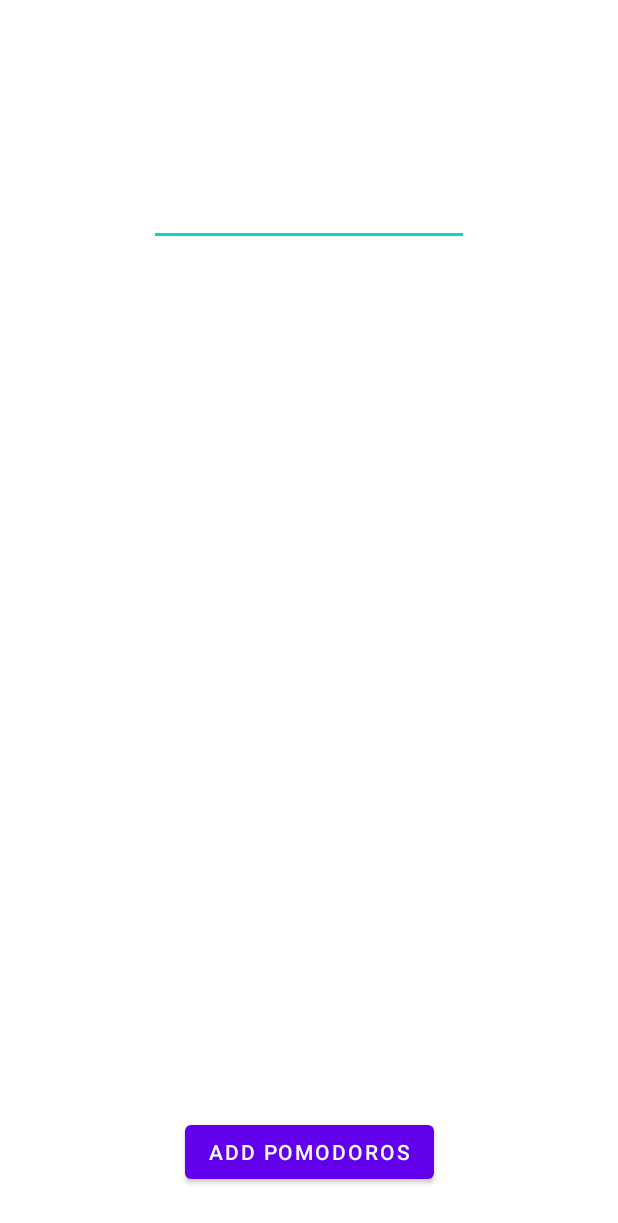
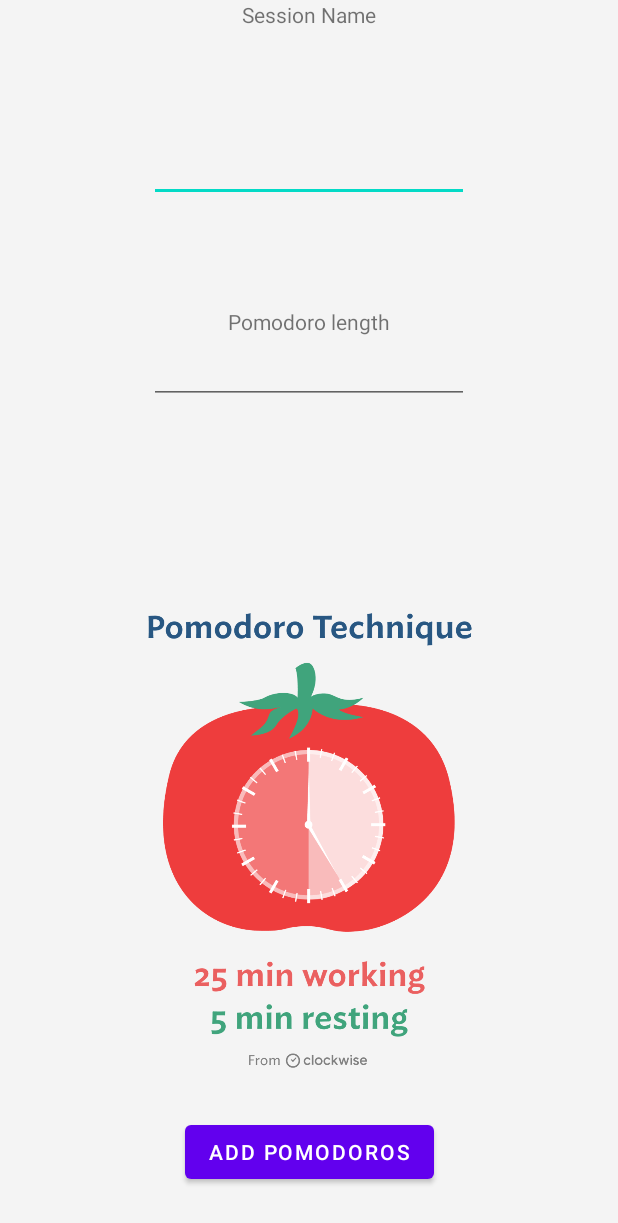
Before and after one commit to Vincmuk/MobilProgGruppe16, an Android app: the layout activity_window.xml on its own in the app's theme, with its tools: preview values and no code run, on a phone screen of 412 x 824 dp. Shown: the top 1223 px of the screen. Run offline under Robolectric (Android 15) with nearby library versions, the phone set to English and light mode, and no system bars.

Commit message:
Local .json files that save all session and load on app load.

```diff
--- a/app/build.gradle.kts
+++ b/app/build.gradle.kts
@@ -38,6 +38,7 @@ android {
     }
     buildFeatures {
         compose = true
+        viewBinding = true
     }
     composeOptions {
         kotlinCompilerExtensionVersion = "1.4.3"
@@ -69,6 +70,7 @@ dependencies {
     implementation("androidx.preference:preference-ktx:1.2.1")
     implementation("com.google.android.material:material:1.10.0")
     implementation("androidx.recyclerview:recyclerview:1.3.2")
+    implementation("androidx.legacy:legacy-support-v4:1.0.0")
     testImplementation("junit:junit:4.13.2")
     androidTestImplementation("androidx.test.ext:junit:1.1.5")
     androidTestImplementation("androidx.test.espresso:espresso-core:3.5.1")
--- a/app/src/main/java/com/example/pomodorotimer/ActivityWindow.kt
+++ b/app/src/main/java/com/example/pomodorotimer/ActivityWindow.kt
@@ -10,6 +10,7 @@ import android.widget.TextView
 class ActivityWindow() : Activity() {
     private lateinit var btn_addPoms: TextView
     private lateinit var text_pomodoroNumber: TextView
+    private lateinit var text_sessionName: TextView
 
     override fun onCreate(savedInstanceState: Bundle?) {
         super.onCreate(savedInstanceState)
@@ -18,8 +19,7 @@ class ActivityWindow() : Activity() {
 
         btn_addPoms = findViewById(R.id.addPoms)
         text_pomodoroNumber = findViewById(R.id.pomodoroNumber)
-
-        var pomsToAddValue = intent.getIntExtra("pomsToAddValue", 0)
+        text_sessionName = findViewById(R.id.sessionName)
 
         val dm = DisplayMetrics()
         windowManager.defaultDisplay.getMetrics(dm)
@@ -31,10 +31,12 @@ class ActivityWindow() : Activity() {
 
         btn_addPoms.setOnClickListener {
             val pomsToAddText = text_pomodoroNumber.text.toString()
+            val sessionName = text_sessionName.text.toString()
             if (pomsToAddText.isNotEmpty()) {
                 val pomsToAdd = pomsToAddText.toInt()
                 val resultIntent = Intent()
                 resultIntent.putExtra("updatedPomsToAddValue", pomsToAdd)
+                resultIntent.putExtra("sessionName", sessionName)
                 setResult(RESULT_OK, resultIntent)
                 finish()
             } else {
--- a/app/src/main/res/layout/activity_window.xml
+++ b/app/src/main/res/layout/activity_window.xml
@@ -1,10 +1,72 @@
 <?xml version="1.0" encoding="utf-8"?>
+
 <androidx.constraintlayout.widget.ConstraintLayout xmlns:android="http://schemas.android.com/apk/res/android"
     xmlns:app="http://schemas.android.com/apk/res-auto"
     xmlns:tools="http://schemas.android.com/tools"
+    android:id="@+id/linearLayout"
     android:layout_width="match_parent"
     android:layout_height="match_parent"
-    android:background="#FFFFFF" >
+    android:background="#F4F4F4"
+    app:layout_constraintBottom_toBottomOf="parent"
+    app:layout_constraintEnd_toEndOf="parent"
+    app:layout_constraintHorizontal_bias="0.5"
+    app:layout_constraintStart_toStartOf="parent"
+    app:layout_constraintTop_toTopOf="parent"
+    app:layout_constraintVertical_bias="0.5"
+    tools:layout_editor_absoluteX="1dp">
+
+
+    <TextView
+        android:id="@+id/textView"
+        android:layout_width="wrap_content"
+        android:layout_height="wrap_content"
+        android:text="Session Name"
+        app:layout_constraintBottom_toTopOf="@+id/editTextText"
+        app:layout_constraintEnd_toEndOf="parent"
+        app:layout_constraintStart_toStartOf="parent" />
+
+    <EditText
+        android:id="@+id/sessionName"
+        android:layout_width="wrap_content"
+        android:layout_height="wrap_content"
+        android:ems="10"
+        android:inputType="text"
+        app:layout_constraintBottom_toTopOf="@+id/pomodoroNumber"
+        app:layout_constraintEnd_toEndOf="parent"
+        app:layout_constraintStart_toStartOf="parent"
+        app:layout_constraintTop_toTopOf="parent" />
+
+    <TextView
+        android:id="@+id/textView2"
+        android:layout_width="wrap_content"
+        android:layout_height="wrap_content"
+        android:text="Pomodoro length"
+        app:layout_constraintBottom_toTopOf="@+id/pomodoroNumber"
+        app:layout_constraintEnd_toEndOf="parent"
+        app:layout_constraintStart_toStartOf="parent" />
+
+    <EditText
+        android:id="@+id/pomodoroNumber"
+        android:layout_width="wrap_content"
+        android:layout_height="wrap_content"
+        android:ems="10"
+        android:inputType="number"
+        app:layout_constraintBottom_toTopOf="@+id/imageView"
+        app:layout_constraintEnd_toEndOf="parent"
+        app:layout_constraintStart_toStartOf="parent"
+        app:layout_constraintTop_toTopOf="parent"
+        app:layout_constraintVertical_bias="0.65" />
+
+    <ImageView
+        android:id="@+id/imageView"
+        android:layout_width="0dp"
+        android:layout_height="0dp"
+        android:layout_marginBottom="24dp"
+        app:layout_constraintBottom_toTopOf="@+id/addPoms"
+        app:layout_constraintDimensionRatio="1.25:1"
+        app:layout_constraintEnd_toEndOf="parent"
+        app:layout_constraintStart_toStartOf="parent"
+        app:srcCompat="@drawable/pomodorohelp" />
 
     <Button
         android:id="@+id/addPoms"
@@ -16,16 +78,4 @@
         app:layout_constraintEnd_toEndOf="parent"
         app:layout_constraintStart_toStartOf="parent" />
 
-    <EditText
-        android:id="@+id/pomodoroNumber"
-        android:layout_width="wrap_content"
-        android:layout_height="wrap_content"
-        android:layout_marginTop="32dp"
-        android:ems="10"
-        android:inputType="number"
-        app:layout_constraintBottom_toTopOf="@+id/addPoms"
-        app:layout_constraintEnd_toEndOf="parent"
-        app:layout_constraintStart_toStartOf="parent"
-        app:layout_constraintTop_toTopOf="parent"
-        app:layout_constraintVertical_bias="0.13" />
 </androidx.constraintlayout.widget.ConstraintLayout>
--- a/app/src/main/res/layout/fragment_timer.xml
+++ b/app/src/main/res/layout/fragment_timer.xml
@@ -12,7 +12,7 @@
 
 
 		<androidx.recyclerview.widget.RecyclerView
-			android:id="@+id/recyclerView"
+			android:id="@+id/recyclerViewTimer"
 			android:layout_width="0dp"
 			android:layout_height="0dp"
 			android:padding="14dp"
--- a/app/src/main/res/layout/timer_item_layout.xml
+++ b/app/src/main/res/layout/timer_item_layout.xml
@@ -9,5 +9,5 @@
     android:layout_marginBottom="3dp"
     android:rotation="0"
     android:rotationX="0"
-    app:cardCornerRadius="40dp"
+    app:cardCornerRadius="24dp"
     app:contentPadding="35.75dp" />
```
Also changed, not shown: app/src/main/java/com/example/pomodorotimer/Debug.kt (+4 -3 lines), app/src/main/java/com/example/pomodorotimer/MainActivity.kt (+12 -7 lines), app/src/main/java/com/example/pomodorotimer/ProfileFragment.kt (added, +32 -0 lines), app/src/main/java/com/example/pomodorotimer/SessionAdapter.kt (added, +38 -0 lines), app/src/main/java/com/example/pomodorotimer/SessionViewHolder.kt (added, +10 -0 lines), app/src/main/java/com/example/pomodorotimer/SessionViewModel.kt (added, +164 -0 lines), app/src/main/java/com/example/pomodorotimer/TimerAdapter.kt (+5 -7 lines), app/src/main/java/com/example/pomodorotimer/TimerFragment.kt (+79 -25 lines), app/src/main/res/layout/fragment_profile.xml (added, +10 -0 lines), app/src/main/res/layout/session_item_layout.xml (added, +11 -0 lines), app/src/main/res/drawable-it/konto.jpg (deleted), app/src/main/res/drawable/pomodorohelp.webp (added).
